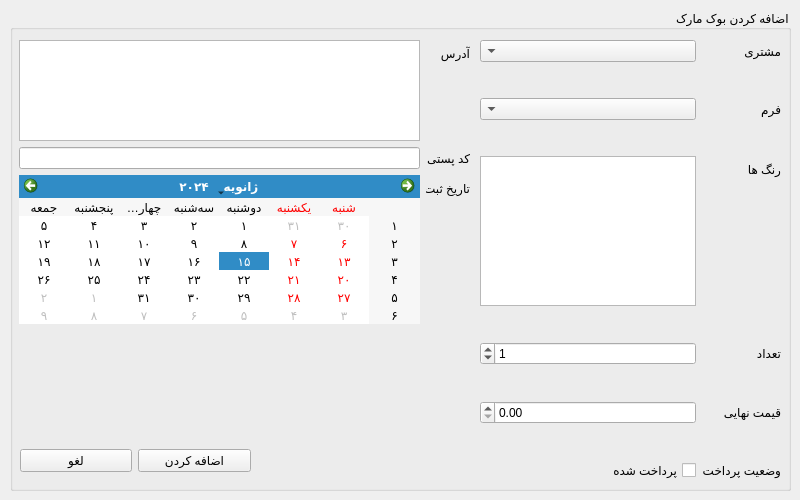
Before: the Qt Designer form application/ui/add_bookmark.ui in amir69prog/maydala-panel, drawn with Qt 5.
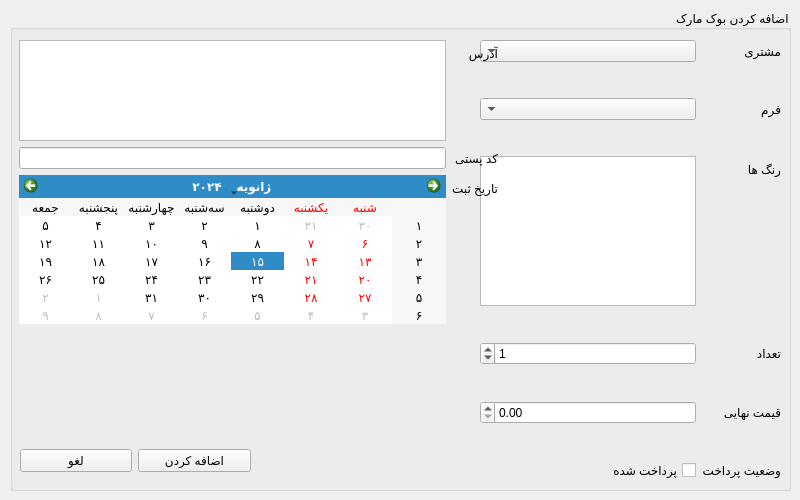
After: the same form once the commit is applied.

```diff
--- a/application/ui/add_bookmark.ui
+++ b/application/ui/add_bookmark.ui
@@ -156,7 +156,7 @@
      <rect>
       <x>9</x>
       <y>30</y>
-      <width>451</width>
+      <width>479</width>
       <height>284</height>
      </rect>
     </property>
```
Left out of the diff: 13 changed lines with no effect on the pictures.
